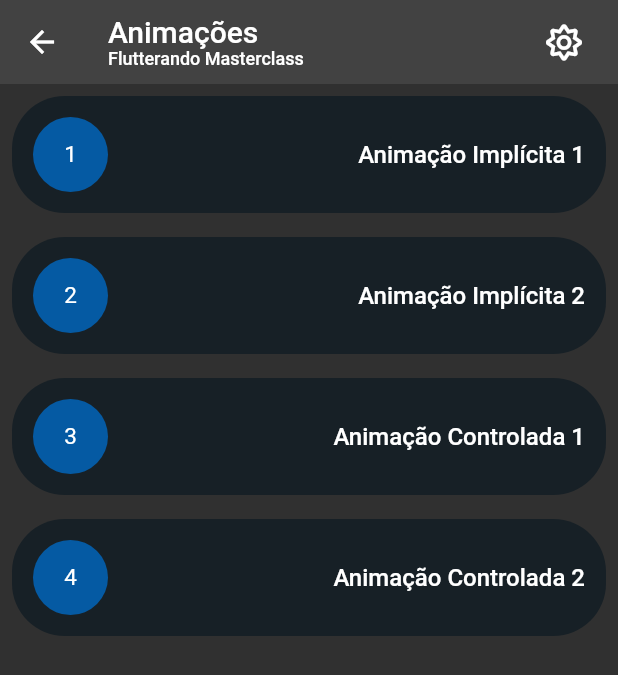
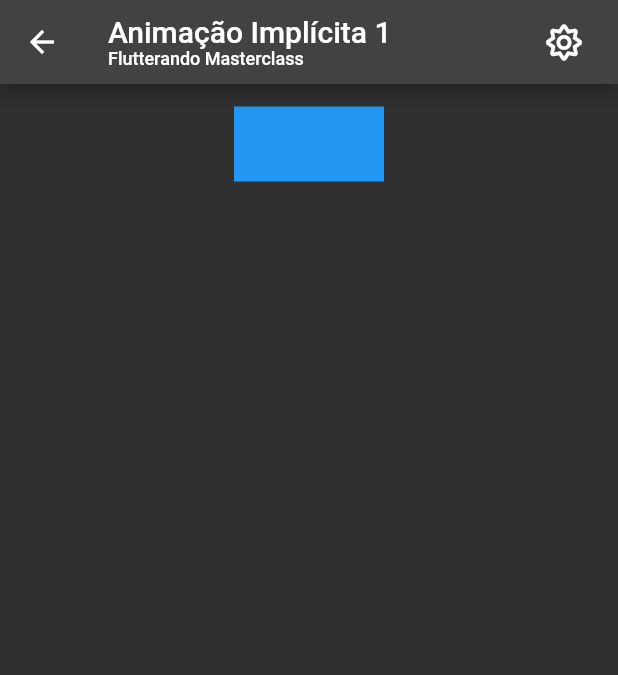
Before and after one commit to ygcoutinho/app_folio, a Flutter app: the AnimationsPage screen opened by its route, after a tap on an icon or button, on a phone screen of 412 x 824 dp. Shown: the top 675 px of the screen. Run offline on Flutter 3.47's test engine with Material 2 defaults, Android fonts, the phone set to English and light mode, and no system bars; our stand-ins replace font_awesome_flutter.

Commit message:
Página Animações
Finalização da página de animação com todos os itens.

```diff
--- a/lib/components/animations/animation_item.dart
+++ b/lib/components/animations/animation_item.dart
@@ -21,7 +21,7 @@ class AnimationItem extends StatelessWidget {
                 radius: 25,
                 child: Text(
                   itemNumber,
-                  style: const TextStyle(color: Colors.white, fontSize: 15),
+                  style: const TextStyle(color: Colors.white, fontSize: 20),
                 ),
               ),
               Text(
--- a/lib/pages/animations_page.dart
+++ b/lib/pages/animations/animations_page.dart
@@ -1,4 +1,5 @@
 import 'package:app_folio/components/animations/animation_item.dart';
+import 'package:app_folio/routes/app_routes.dart';
 import 'package:flutter/material.dart';
 import 'package:font_awesome_flutter/font_awesome_flutter.dart';
 
@@ -6,10 +7,10 @@ class AnimationsPage extends StatelessWidget {
   AnimationsPage({Key? key}) : super(key: key);
 
   final List<Map<String, String>> items = [
-    {'title': 'Animação Implícita 1', 'route': 'xxx'},
-    {'title': 'Animação Implícita 2', 'route': 'xxx'},
-    {'title': 'Animação Controlada 1', 'route': 'xxx'},
-    {'title': 'Animação Controlada 2', 'route': 'xxx'},
+    {'title': 'Animação Implícita 1', 'route': AppRoutes.IMPLICIT_ANIMATION_1},
+    {'title': 'Animação Implícita 2', 'route': AppRoutes.IMPLICIT_ANIMATION_2},
+    {'title': 'Animação Controlada 1', 'route': AppRoutes.CONTROLLED_ANIMATION_1},
+    {'title': 'Animação Controlada 2', 'route': AppRoutes.CONTROLLED_ANIMATION_2},
   ];
 
   @override
--- /dev/null
+++ b/lib/pages/animations/implicit_animation_1.dart
@@ -0,0 +1,63 @@
+import 'package:flutter/material.dart';
+import 'package:font_awesome_flutter/font_awesome_flutter.dart';
+
+class ImplicitAnimation1 extends StatefulWidget {
+  const ImplicitAnimation1({Key? key}) : super(key: key);
+
+  @override
+  State<ImplicitAnimation1> createState() => _ImplicitAnimation1State();
+}
+
+class _ImplicitAnimation1State extends State<ImplicitAnimation1> {
+  bool isExpanded = false;
+  final duration = 1;
+  @override
+  Widget build(BuildContext context) {
+    return Scaffold(
+      appBar: AppBar(
+        title: Column(
+          crossAxisAlignment: CrossAxisAlignment.stretch,
+          children: const [
+            Text('Animação Implícita 1', style: TextStyle(fontSize: 20)),
+            Text('Flutterando Masterclass', style: TextStyle(fontSize: 12)),
+          ],
+        ),
+        actions: [
+          TextButton.icon(
+            onPressed: () {},
+            icon: const FaIcon(
+              FontAwesomeIcons.sun,
+              color: Colors.white,
+            ),
+            label: const Text(''),
+          ),
+        ],
+      ),
+      body: Center(
+        child: GestureDetector(
+          onTap: () {
+            setState(() {
+              isExpanded = !isExpanded;
+            });
+          },
+          child: Padding(
+            padding: const EdgeInsets.all(15.0),
+            child: AnimatedAlign(
+              alignment: isExpanded ? Alignment.bottomRight : Alignment.topCenter,
+              duration: const Duration(seconds: 1),
+              child: AnimatedContainer(
+                duration: const Duration(seconds: 1),
+                decoration: BoxDecoration(
+                  borderRadius: isExpanded ? BorderRadius.circular(100) : BorderRadius.circular(0),
+                  color: Colors.blue,
+                ),
+                width: isExpanded ? 50 : 100,
+                height: 50,
+              ),
+            ),
+          ),
+        ),
+      ),
+    );
+  }
+}
--- a/lib/pages/base_page.dart
+++ b/lib/pages/base_page.dart
@@ -10,7 +10,7 @@ class PlaygroundPage extends StatelessWidget {
       appBar: AppBar(
         title: Column(
           crossAxisAlignment: CrossAxisAlignment.stretch,
-          children: [
+          children: const [
             Text('Leitura de Mockup', style: TextStyle(fontSize: 20)),
             Text('Flutterando Masterclass', style: TextStyle(fontSize: 12)),
           ],
@@ -22,7 +22,7 @@ class PlaygroundPage extends StatelessWidget {
               FontAwesomeIcons.sun,
               color: Colors.white,
             ),
-            label: Text(''),
+            label: const Text(''),
           ),
         ],
       ),
--- a/lib/routes/app_routes.dart
+++ b/lib/routes/app_routes.dart
@@ -4,4 +4,8 @@ class AppRoutes {
   static const ANIMATIONS = '/animations';
   static const MOCKUP_READING = '/mockup-reading';
   static const PLAYGROUND = '/playground';
+  static const IMPLICIT_ANIMATION_1 = '/implicit-animation-1';
+  static const IMPLICIT_ANIMATION_2 = '/implicit-animation-2';
+  static const CONTROLLED_ANIMATION_1 = '/controled-animation-1';
+  static const CONTROLLED_ANIMATION_2 = '/controled-animation-2';
 }
```
Also changed, not shown: lib/main.dart (+9 -1 lines), lib/pages/animations/controlled_animation_1.dart (added, +84 -0 lines), lib/pages/animations/controlled_animation_2.dart (added, +115 -0 lines), lib/pages/animations/implicit_animation_2.dart (added, +106 -0 lines).
